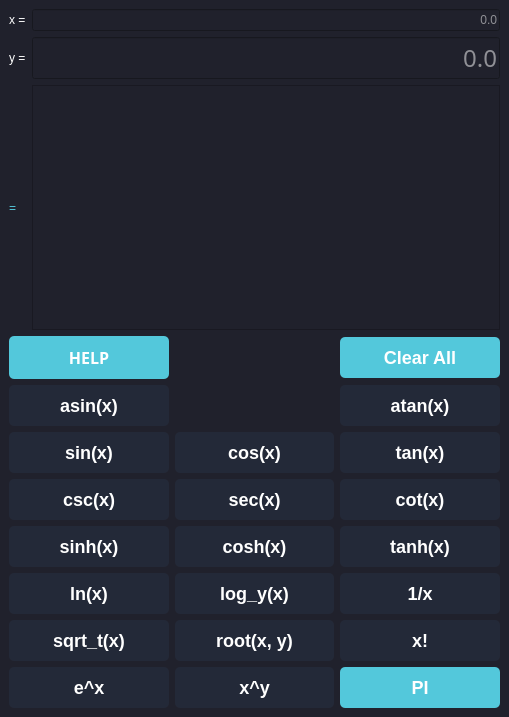
Before: the Qt Designer form src/gui/mainwindow.ui in Carlos12001/funtrans_calculatorpp, drawn with Qt 5.
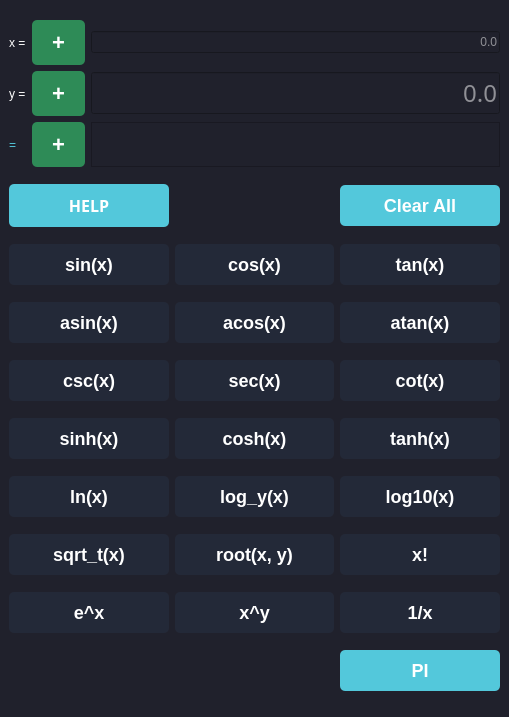
After: the same form once the commit is applied.

Commit message: Add buttons Sign

```diff
--- a/src/gui/mainwindow.ui
+++ b/src/gui/mainwindow.ui
@@ -20,35 +20,522 @@
 </string>
   </property>
   <widget class="QWidget" name="centralwidget">
-   <layout class="QVBoxLayout" name="verticalLayout">
-    <item>
+   <layout class="QGridLayout" name="gridLayout">
+    <item row="12" column="2">
+     <widget class="QPushButton" name="buttonLog10">
+      <property name="styleSheet">
+       <string notr="true">QPushButton {
+  border: none;
+  border-radius: 5px;
+  color: white;
+  font-size: 18px;
+  font-weight: bold;
+  padding: 10px 20px;
+  background-color: #232938;
+}
+
+QPushButton:hover {
+  background-color: #2E8B57;
+}
+</string>
+      </property>
+      <property name="text">
+       <string>log10(x)</string>
+      </property>
+     </widget>
+    </item>
+    <item row="8" column="2">
+     <widget class="QPushButton" name="buttonTanh">
+      <property name="styleSheet">
+       <string notr="true">QPushButton {
+  border: none;
+  border-radius: 5px;
+  color: white;
+  font-size: 18px;
+  font-weight: bold;
+  padding: 10px 20px;
+  background-color: #232938;
+}
+
+QPushButton:hover {
+  background-color: #2E8B57;
+}
+</string>
+      </property>
+      <property name="text">
+       <string>tanh(x)</string>
+      </property>
+     </widget>
+    </item>
+    <item row="4" column="1">
+     <widget class="QPushButton" name="buttonAcos">
+      <property name="styleSheet">
+       <string notr="true">QPushButton {
+  border: none;
+  border-radius: 5px;
+  color: white;
+  font-size: 18px;
+  font-weight: bold;
+  padding: 10px 20px;
+  background-color: #232938;
+}
+
+QPushButton:hover {
+  background-color: #2E8B57;
+}
+</string>
+      </property>
+      <property name="text">
+       <string>acos(x)</string>
+      </property>
+     </widget>
+    </item>
+    <item row="14" column="2">
+     <widget class="QPushButton" name="buttonDivi">
+      <property name="styleSheet">
+       <string notr="true">QPushButton {
+  border: none;
+  border-radius: 5px;
+  color: white;
+  font-size: 18px;
+  font-weight: bold;
+  padding: 10px 20px;
+  background-color: #232938;
+}
+
+QPushButton:hover {
+  background-color: #2E8B57;
+}
+</string>
+      </property>
+      <property name="text">
+       <string>1/x</string>
+      </property>
+     </widget>
+    </item>
+    <item row="13" column="0">
+     <widget class="QPushButton" name="buttonSqrt">
+      <property name="styleSheet">
+       <string notr="true">QPushButton {
+  border: none;
+  border-radius: 5px;
+  color: white;
+  font-size: 18px;
+  font-weight: bold;
+  padding: 10px 20px;
+  background-color: #232938;
+}
+
+QPushButton:hover {
+  background-color: #2E8B57;
+}
+</string>
+      </property>
+      <property name="text">
+       <string>sqrt_t(x)</string>
+      </property>
+     </widget>
+    </item>
+    <item row="6" column="2">
+     <widget class="QPushButton" name="buttonCot">
+      <property name="styleSheet">
+       <string notr="true">QPushButton {
+  border: none;
+  border-radius: 5px;
+  color: white;
+  font-size: 18px;
+  font-weight: bold;
+  padding: 10px 20px;
+  background-color: #232938;
+}
+
+QPushButton:hover {
+  background-color: #2E8B57;
+}
+</string>
+      </property>
+      <property name="text">
+       <string>cot(x)</string>
+      </property>
+     </widget>
+    </item>
+    <item row="3" column="0">
+     <widget class="QPushButton" name="buttonSin">
+      <property name="styleSheet">
+       <string notr="true">QPushButton {
+  border: none;
+  border-radius: 5px;
+  color: white;
+  font-size: 18px;
+  font-weight: bold;
+  padding: 10px 20px;
+  background-color: #232938;
+}
+
+QPushButton:hover {
+  background-color: #2E8B57;
+}
+</string>
+      </property>
+      <property name="text">
+       <string>sin(x)</string>
+      </property>
+     </widget>
+    </item>
+    <item row="14" column="0">
+     <widget class="QPushButton" name="buttonExp">
+      <property name="styleSheet">
+       <string notr="true">QPushButton {
+  border: none;
+  border-radius: 5px;
+  color: white;
+  font-size: 18px;
+  font-weight: bold;
+  padding: 10px 20px;
+  background-color: #232938;
+}
+
+QPushButton:hover {
+  background-color: #2E8B57;
+}
+</string>
+      </property>
+      <property name="text">
+       <string>e^x</string>
+      </property>
+     </widget>
+    </item>
+    <item row="14" column="1">
+     <widget class="QPushButton" name="buttonPower">
+      <property name="styleSheet">
+       <string notr="true">QPushButton {
+  border: none;
+  border-radius: 5px;
+  color: white;
+  font-size: 18px;
+  font-weight: bold;
+  padding: 10px 20px;
+  background-color: #232938;
+}
+
+QPushButton:hover {
+  background-color: #2E8B57;
+}
+</string>
+      </property>
+      <property name="text">
+       <string>x^y</string>
+      </property>
+     </widget>
+    </item>
+    <item row="15" column="2">
+     <widget class="QPushButton" name="buttonPI">
+      <property name="styleSheet">
+       <string notr="true">QPushButton {
+  border: none;
+  border-radius: 5px;
+  color: white;
+  font-size: 18px;
+  font-weight: bold;
+  padding: 10px 20px;
+  background-color: #53c8db;
+}
+
+QPushButton:hover {
+  background-color: #2E8B57;
+}</string>
+      </property>
+      <property name="text">
+       <string>PI</string>
+      </property>
+     </widget>
+    </item>
+    <item row="12" column="1">
+     <widget class="QPushButton" name="buttonLogy">
+      <property name="styleSheet">
+       <string notr="true">QPushButton {
+  border: none;
+  border-radius: 5px;
+  color: white;
+  font-size: 18px;
+  font-weight: bold;
+  padding: 10px 20px;
+  background-color: #232938;
+}
+
+QPushButton:hover {
+  background-color: #2E8B57;
+}
+</string>
+      </property>
+      <property name="text">
+       <string>log_y(x)</string>
+      </property>
+     </widget>
+    </item>
+    <item row="4" column="0">
+     <widget class="QPushButton" name="buttonAsin">
+      <property name="styleSheet">
+       <string notr="true">QPushButton {
+  border: none;
+  border-radius: 5px;
+  color: white;
+  font-size: 18px;
+  font-weight: bold;
+  padding: 10px 20px;
+  background-color: #232938;
+}
+
+QPushButton:hover {
+  background-color: #2E8B57;
+}
+</string>
+      </property>
+      <property name="text">
+       <string>asin(x)</string>
+      </property>
+     </widget>
+    </item>
+    <item row="3" column="2">
+     <widget class="QPushButton" name="buttonTan">
+      <property name="styleSheet">
+       <string notr="true">QPushButton {
+  border: none;
+  border-radius: 5px;
+  color: white;
+  font-size: 18px;
+  font-weight: bold;
+  padding: 10px 20px;
+  background-color: #232938;
+}
+
+QPushButton:hover {
+  background-color: #2E8B57;
+}
+</string>
+      </property>
+      <property name="text">
+       <string>tan(x)</string>
+      </property>
+     </widget>
+    </item>
+    <item row="3" column="1">
+     <widget class="QPushButton" name="buttonCos">
+      <property name="styleSheet">
+       <string notr="true">QPushButton {
+  border: none;
+  border-radius: 5px;
+  color: white;
+  font-size: 18px;
+  font-weight: bold;
+  padding: 10px 20px;
+  background-color: #232938;
+}
+
+QPushButton:hover {
+  background-color: #2E8B57;
+}
+</string>
+      </property>
+      <property name="text">
+       <string>cos(x)</string>
+      </property>
+     </widget>
+    </item>
+    <item row="1" column="0">
+     <widget class="QPushButton" name="buttonHelp">
+      <property name="font">
+       <font>
+        <family>Montserrat Alternates</family>
+        <pointsize>-1</pointsize>
+        <italic>false</italic>
+        <bold>true</bold>
+       </font>
+      </property>
+      <property name="styleSheet">
+       <string notr="true">QPushButton {
+  border: none;
+  border-radius: 5px;
+  color: white;
+  font-size: 16px;
+  font-weight: bold;
+  padding: 10px 20px;
+  background-color: #53c8db;
+}
+
+QPushButton:hover {
+  background-color: #2E8B57;
+}
+</string>
+      </property>
+      <property name="text">
+       <string>HELP</string>
+      </property>
+     </widget>
+    </item>
+    <item row="8" column="1">
+     <widget class="QPushButton" name="buttonCosh">
+      <property name="styleSheet">
+       <string notr="true">QPushButton {
+  border: none;
+  border-radius: 5px;
+  color: white;
+  font-size: 18px;
+  font-weight: bold;
+  padding: 10px 20px;
+  background-color: #232938;
+}
+
+QPushButton:hover {
+  background-color: #2E8B57;
+}
+</string>
+      </property>
+      <property name="text">
+       <string>cosh(x)</string>
+      </property>
+     </widget>
+    </item>
+    <item row="4" column="2">
+     <widget class="QPushButton" name="buttonAtan">
+      <property name="styleSheet">
+       <string notr="true">QPushButton {
+  border: none;
+  border-radius: 5px;
+  color: white;
+  font-size: 18px;
+  font-weight: bold;
+  padding: 10px 20px;
+  background-color: #232938;
+}
+
+QPushButton:hover {
+  background-color: #2E8B57;
+}
+</string>
+      </property>
+      <property name="text">
+       <string>atan(x)</string>
+      </property>
+     </widget>
+    </item>
+    <item row="13" column="2">
+     <widget class="QPushButton" name="buttonFactorial">
+      <property name="styleSheet">
+       <string notr="true">QPushButton {
+  border: none;
+  border-radius: 5px;
+  color: white;
+  font-size: 18px;
+  font-weight: bold;
+  padding: 10px 20px;
+  background-color: #232938;
+}
+
+QPushButton:hover {
+  background-color: #2E8B57;
+}
+</string>
+      </property>
+      <property name="text">
+       <string>x!</string>
+      </property>
+     </widget>
+    </item>
+    <item row="8" column="0">
+     <widget class="QPushButton" name="buttonSinh">
+      <property name="styleSheet">
+       <string notr="true">QPushButton {
+  border: none;
+  border-radius: 5px;
+  color: white;
+  font-size: 18px;
+  font-weight: bold;
+  padding: 10px 20px;
+  background-color: #232938;
+}
+
+QPushButton:hover {
+  background-color: #2E8B57;
+}
+</string>
+      </property>
+      <property name="text">
+       <string>sinh(x)</string>
+      </property>
+     </widget>
+    </item>
+    <item row="12" column="0">
+     <widget class="QPushButton" name="buttonLn">
+      <property name="styleSheet">
+       <string notr="true">QPushButton {
+  border: none;
+  border-radius: 5px;
+  color: white;
+  font-size: 18px;
+  font-weight: bold;
+  padding: 10px 20px;
+  background-color: #232938;
+}
+
+QPushButton:hover {
+  background-color: #2E8B57;
+}
+</string>
+      </property>
+      <property name="text">
+       <string>ln(x)</string>
+      </property>
+     </widget>
+    </item>
+    <item row="13" column="1">
+     <widget class="QPushButton" name="buttonRoot">
+      <property name="styleSheet">
+       <string notr="true">QPushButton {
+  border: none;
+  border-radius: 5px;
+  color: white;
+  font-size: 18px;
+  font-weight: bold;
+  padding: 10px 20px;
+  background-color: #232938;
+}
+
+QPushButton:hover {
+  background-color: #2E8B57;
+}
+</string>
+      </property>
+      <property name="text">
+       <string>root(x, y)</string>
+      </property>
+     </widget>
+    </item>
+    <item row="6" column="1">
+     <widget class="QPushButton" name="buttonSec">
+      <property name="styleSheet">
+       <string notr="true">QPushButton {
+  border: none;
+  border-radius: 5px;
+  color: white;
+  font-size: 18px;
+  font-weight: bold;
+  padding: 10px 20px;
+  background-color: #232938;
+}
+
+QPushButton:hover {
+  background-color: #2E8B57;
+}
+</string>
+      </property>
+      <property name="text">
+       <string>sec(x)</string>
+      </property>
+     </widget>
+    </item>
+    <item row="0" column="0" colspan="3">
      <layout class="QGridLayout" name="gridButton">
-      <item row="0" column="1">
-       <widget class="QLineEdit" name="lineEditX">
-        <property name="text">
-         <string/>
-        </property>
-        <property name="alignment">
-         <set>Qt::AlignRight|Qt::AlignTrailing|Qt::AlignVCenter</set>
-        </property>
-        <property name="placeholderText">
-         <string>0.0</string>
-        </property>
-        <property name="clearButtonEnabled">
-         <bool>false</bool>
-        </property>
-       </widget>
-      </item>
-      <item row="0" column="0">
-       <widget class="QLabel" name="labelX">
-        <property name="styleSheet">
-         <string notr="true">font: 18pt &quot;Montserrat Alternates&quot;;</string>
-        </property>
-        <property name="text">
-         <string>x =</string>
-        </property>
-       </widget>
-      </item>
       <item row="2" column="0">
        <widget class="QLabel" name="labelEqual">
         <property name="styleSheet">
@@ -60,7 +547,7 @@
         </property>
        </widget>
       </item>
-      <item row="2" column="1">
+      <item row="2" column="2">
        <widget class="QPlainTextEdit" name="plaintTextEqual">
         <property name="sizePolicy">
          <sizepolicy hsizetype="Expanding" vsizetype="Ignored">
@@ -93,7 +580,33 @@
         </property>
        </widget>
       </item>
-      <item row="1" column="1">
+      <item row="0" column="2">
+       <widget class="QLineEdit" name="lineEditX">
+        <property name="text">
+         <string/>
+        </property>
+        <property name="alignment">
+         <set>Qt::AlignRight|Qt::AlignTrailing|Qt::AlignVCenter</set>
+        </property>
+        <property name="placeholderText">
+         <string>0.0</string>
+        </property>
+        <property name="clearButtonEnabled">
+         <bool>false</bool>
+        </property>
+       </widget>
+      </item>
+      <item row="0" column="0">
+       <widget class="QLabel" name="labelX">
+        <property name="styleSheet">
+         <string notr="true">font: 18pt &quot;Montserrat Alternates&quot;;</string>
+        </property>
+        <property name="text">
+         <string>x =</string>
+        </property>
+       </widget>
+      </item>
+      <item row="1" column="2">
        <widget class="QLineEdit" name="lineEditY">
         <property name="font">
          <font>
@@ -130,525 +643,117 @@
         </property>
        </widget>
       </item>
-     </layout>
-    </item>
-    <item>
-     <layout class="QGridLayout" name="gridInput">
-      <item row="10" column="0">
-       <widget class="QPushButton" name="buttonExp">
-        <property name="styleSheet">
-         <string notr="true">QPushButton {
-  border: none;
-  border-radius: 5px;
-  color: white;
-  font-size: 18px;
-  font-weight: bold;
-  padding: 10px 20px;
-  background-color: #232938;
-}
-
-QPushButton:hover {
-  background-color: #2E8B57;
-}
-</string>
-        </property>
-        <property name="text">
-         <string>e^x</string>
-        </property>
-       </widget>
-      </item>
       <item row="2" column="1">
-       <widget class="QPushButton" name="buttonCos">
-        <property name="styleSheet">
-         <string notr="true">QPushButton {
-  border: none;
-  border-radius: 5px;
-  color: white;
-  font-size: 18px;
-  font-weight: bold;
-  padding: 10px 20px;
-  background-color: #232938;
-}
-
-QPushButton:hover {
-  background-color: #2E8B57;
-}
-</string>
+       <widget class="QPushButton" name="buttonEqualSign">
+        <property name="enabled">
+         <bool>false</bool>
         </property>
-        <property name="text">
-         <string>cos(x)</string>
-        </property>
-       </widget>
-      </item>
-      <item row="4" column="2">
-       <widget class="QPushButton" name="buttonTanh">
         <property name="styleSheet">
          <string notr="true">QPushButton {
   border: none;
   border-radius: 5px;
   color: white;
-  font-size: 18px;
+  font-size: 22px;
   font-weight: bold;
   padding: 10px 20px;
-  background-color: #232938;
-}
-
-QPushButton:hover {
   background-color: #2E8B57;
 }
-</string>
-        </property>
-        <property name="text">
-         <string>tanh(x)</string>
-        </property>
-       </widget>
-      </item>
-      <item row="4" column="0">
-       <widget class="QPushButton" name="buttonSinh">
-        <property name="styleSheet">
-         <string notr="true">QPushButton {
-  border: none;
-  border-radius: 5px;
-  color: white;
-  font-size: 18px;
-  font-weight: bold;
-  padding: 10px 20px;
-  background-color: #232938;
-}
 
-QPushButton:hover {
-  background-color: #2E8B57;
-}
 </string>
         </property>
         <property name="text">
-         <string>sinh(x)</string>
+         <string>+</string>
         </property>
        </widget>
       </item>
-      <item row="2" column="2">
-       <widget class="QPushButton" name="buttonTan">
+      <item row="1" column="1">
+       <widget class="QPushButton" name="buttonYSign">
         <property name="styleSheet">
          <string notr="true">QPushButton {
   border: none;
   border-radius: 5px;
   color: white;
-  font-size: 18px;
+  font-size: 22px;
   font-weight: bold;
   padding: 10px 20px;
-  background-color: #232938;
-}
-
-QPushButton:hover {
   background-color: #2E8B57;
 }
-</string>
-        </property>
-        <property name="text">
-         <string>tan(x)</string>
-        </property>
-       </widget>
-      </item>
-      <item row="2" column="0">
-       <widget class="QPushButton" name="buttonSin">
-        <property name="styleSheet">
-         <string notr="true">QPushButton {
-  border: none;
-  border-radius: 5px;
-  color: white;
-  font-size: 18px;
-  font-weight: bold;
-  padding: 10px 20px;
-  background-color: #232938;
-}
 
-QPushButton:hover {
-  background-color: #2E8B57;
-}
 </string>
         </property>
         <property name="text">
-         <string>sin(x)</string>
+         <string>+</string>
         </property>
        </widget>
       </item>
-      <item row="1" column="0">
-       <widget class="QPushButton" name="buttonAsin">
+      <item row="0" column="1">
+       <widget class="QPushButton" name="buttonXSign">
         <property name="styleSheet">
          <string notr="true">QPushButton {
   border: none;
   border-radius: 5px;
   color: white;
-  font-size: 18px;
+  font-size: 22px;
   font-weight: bold;
   padding: 10px 20px;
-  background-color: #232938;
-}
-
-QPushButton:hover {
   background-color: #2E8B57;
 }
-</string>
-        </property>
-        <property name="text">
-         <string>asin(x)</string>
-        </property>
-       </widget>
-      </item>
-      <item row="4" column="1">
-       <widget class="QPushButton" name="buttonCosh">
-        <property name="styleSheet">
-         <string notr="true">QPushButton {
-  border: none;
-  border-radius: 5px;
-  color: white;
-  font-size: 18px;
-  font-weight: bold;
-  padding: 10px 20px;
-  background-color: #232938;
-}
 
-QPushButton:hover {
-  background-color: #2E8B57;
-}
 </string>
         </property>
         <property name="text">
-         <string>cosh(x)</string>
-        </property>
-       </widget>
-      </item>
-      <item row="0" column="0">
-       <widget class="QPushButton" name="buttonHelp">
-        <property name="font">
-         <font>
-          <family>Montserrat Alternates</family>
-          <pointsize>-1</pointsize>
-          <italic>false</italic>
-          <bold>true</bold>
-         </font>
-        </property>
-        <property name="styleSheet">
-         <string notr="true">QPushButton {
-  border: none;
-  border-radius: 5px;
-  color: white;
-  font-size: 16px;
-  font-weight: bold;
-  padding: 10px 20px;
-  background-color: #53c8db;
-}
-
-QPushButton:hover {
-  background-color: #2E8B57;
-}
-</string>
-        </property>
-        <property name="text">
-         <string>HELP</string>
-        </property>
-       </widget>
-      </item>
-      <item row="8" column="0">
-       <widget class="QPushButton" name="buttonLn">
-        <property name="styleSheet">
-         <string notr="true">QPushButton {
-  border: none;
-  border-radius: 5px;
-  color: white;
-  font-size: 18px;
-  font-weight: bold;
-  padding: 10px 20px;
-  background-color: #232938;
-}
-
-QPushButton:hover {
-  background-color: #2E8B57;
-}
-</string>
-        </property>
-        <property name="text">
-         <string>ln(x)</string>
-        </property>
-       </widget>
-      </item>
-      <item row="1" column="2">
-       <widget class="QPushButton" name="buttonAtan">
-        <property name="styleSheet">
-         <string notr="true">QPushButton {
-  border: none;
-  border-radius: 5px;
-  color: white;
-  font-size: 18px;
-  font-weight: bold;
-  padding: 10px 20px;
-  background-color: #232938;
-}
-
-QPushButton:hover {
-  background-color: #2E8B57;
-}
-</string>
-        </property>
-        <property name="text">
-         <string>atan(x)</string>
-        </property>
-       </widget>
-      </item>
-      <item row="0" column="2">
-       <widget class="QPushButton" name="buttonClear">
-        <property name="styleSheet">
-         <string notr="true">QPushButton {
-  border: none;
-  border-radius: 5px;
-  color: white;
-  font-size: 18px;
-  font-weight: bold;
-  padding: 10px 20px;
-  background-color: #53c8db;
-}
-
-QPushButton:hover {
-  background-color: #2E8B57;
-}
-</string>
-        </property>
-        <property name="text">
-         <string>Clear All</string>
-        </property>
-       </widget>
-      </item>
-      <item row="10" column="1">
-       <widget class="QPushButton" name="buttonPower">
-        <property name="styleSheet">
-         <string notr="true">QPushButton {
-  border: none;
-  border-radius: 5px;
-  color: white;
-  font-size: 18px;
-  font-weight: bold;
-  padding: 10px 20px;
-  background-color: #232938;
-}
-
-QPushButton:hover {
-  background-color: #2E8B57;
-}
-</string>
-        </property>
-        <property name="text">
-         <string>x^y</string>
-        </property>
-       </widget>
-      </item>
-      <item row="3" column="2">
-       <widget class="QPushButton" name="buttonCot">
-        <property name="styleSheet">
-         <string notr="true">QPushButton {
-  border: none;
-  border-radius: 5px;
-  color: white;
-  font-size: 18px;
-  font-weight: bold;
-  padding: 10px 20px;
-  background-color: #232938;
-}
-
-QPushButton:hover {
-  background-color: #2E8B57;
-}
-</string>
-        </property>
-        <property name="text">
-         <string>cot(x)</string>
-        </property>
-       </widget>
-      </item>
-      <item row="3" column="0">
-       <widget class="QPushButton" name="buttonCsc">
-        <property name="styleSheet">
-         <string notr="true">QPushButton {
-  border: none;
-  border-radius: 5px;
-  color: white;
-  font-size: 18px;
-  font-weight: bold;
-  padding: 10px 20px;
-  background-color: #232938;
-}
-
-QPushButton:hover {
-  background-color: #2E8B57;
-}
-</string>
-        </property>
-        <property name="text">
-         <string>csc(x)</string>
-        </property>
-       </widget>
-      </item>
-      <item row="3" column="1">
-       <widget class="QPushButton" name="buttonSec">
-        <property name="styleSheet">
-         <string notr="true">QPushButton {
-  border: none;
-  border-radius: 5px;
-  color: white;
-  font-size: 18px;
-  font-weight: bold;
-  padding: 10px 20px;
-  background-color: #232938;
-}
-
-QPushButton:hover {
-  background-color: #2E8B57;
-}
-</string>
-        </property>
-        <property name="text">
-         <string>sec(x)</string>
-        </property>
-       </widget>
-      </item>
-      <item row="8" column="1">
-       <widget class="QPushButton" name="buttonLogy">
-        <property name="styleSheet">
-         <string notr="true">QPushButton {
-  border: none;
-  border-radius: 5px;
-  color: white;
-  font-size: 18px;
-  font-weight: bold;
-  padding: 10px 20px;
-  background-color: #232938;
-}
-
-QPushButton:hover {
-  background-color: #2E8B57;
-}
-</string>
-        </property>
-        <property name="text">
-         <string>log_y(x)</string>
-        </property>
-       </widget>
-      </item>
-      <item row="8" column="2">
-       <widget class="QPushButton" name="buttonDivi">
-        <property name="styleSheet">
-         <string notr="true">QPushButton {
-  border: none;
-  border-radius: 5px;
-  color: white;
-  font-size: 18px;
-  font-weight: bold;
-  padding: 10px 20px;
-  background-color: #232938;
-}
-
-QPushButton:hover {
-  background-color: #2E8B57;
-}
-</string>
-        </property>
-        <property name="text">
-         <string>1/x</string>
-        </property>
-       </widget>
-      </item>
-      <item row="9" column="0">
-       <widget class="QPushButton" name="buttonSqrt">
-        <property name="styleSheet">
-         <string notr="true">QPushButton {
-  border: none;
-  border-radius: 5px;
-  color: white;
-  font-size: 18px;
-  font-weight: bold;
-  padding: 10px 20px;
-  background-color: #232938;
-}
-
-QPushButton:hover {
-  background-color: #2E8B57;
-}
-</string>
-        </property>
-        <property name="text">
-         <string>sqrt_t(x)</string>
-        </property>
-       </widget>
-      </item>
-      <item row="9" column="1">
-       <widget class="QPushButton" name="buttonRoot">
-        <property name="styleSheet">
-         <string notr="true">QPushButton {
-  border: none;
-  border-radius: 5px;
-  color: white;
-  font-size: 18px;
-  font-weight: bold;
-  padding: 10px 20px;
-  background-color: #232938;
-}
-
-QPushButton:hover {
-  background-color: #2E8B57;
-}
-</string>
-        </property>
-        <property name="text">
-         <string>root(x, y)</string>
-        </property>
-       </widget>
-      </item>
-      <item row="9" column="2">
-       <widget class="QPushButton" name="buttonFactorial">
-        <property name="styleSheet">
-         <string notr="true">QPushButton {
-  border: none;
-  border-radius: 5px;
-  color: white;
-  font-size: 18px;
-  font-weight: bold;
-  padding: 10px 20px;
-  background-color: #232938;
-}
-
-QPushButton:hover {
-  background-color: #2E8B57;
-}
-</string>
-        </property>
-        <property name="text">
-         <string>x!</string>
-        </property>
-       </widget>
-      </item>
-      <item row="10" column="2">
-       <widget class="QPushButton" name="buttonPI">
-        <property name="styleSheet">
-         <string notr="true">QPushButton {
-  border: none;
-  border-radius: 5px;
-  color: white;
-  font-size: 18px;
-  font-weight: bold;
-  padding: 10px 20px;
-  background-color: #53c8db;
-}
-
-QPushButton:hover {
-  background-color: #2E8B57;
-}</string>
-        </property>
-        <property name="text">
-         <string>PI</string>
+         <string>+</string>
         </property>
        </widget>
       </item>
      </layout>
     </item>
+    <item row="1" column="2">
+     <widget class="QPushButton" name="buttonClear">
+      <property name="styleSheet">
+       <string notr="true">QPushButton {
+  border: none;
+  border-radius: 5px;
+  color: white;
+  font-size: 18px;
+  font-weight: bold;
+  padding: 10px 20px;
+  background-color: #53c8db;
+}
+
+QPushButton:hover {
+  background-color: #2E8B57;
+}
+</string>
+      </property>
+      <property name="text">
+       <string>Clear All</string>
+      </property>
+     </widget>
+    </item>
+    <item row="6" column="0">
+     <widget class="QPushButton" name="buttonCsc">
+      <property name="styleSheet">
+       <string notr="true">QPushButton {
+  border: none;
+  border-radius: 5px;
+  color: white;
+  font-size: 18px;
+  font-weight: bold;
+  padding: 10px 20px;
+  background-color: #232938;
+}
+
+QPushButton:hover {
+  background-color: #2E8B57;
+}
+</string>
+      </property>
+      <property name="text">
+       <string>csc(x)</string>
+      </property>
+     </widget>
+    </item>
    </layout>
   </widget>
  </widget>
```
The commit also changes 2 other files.
